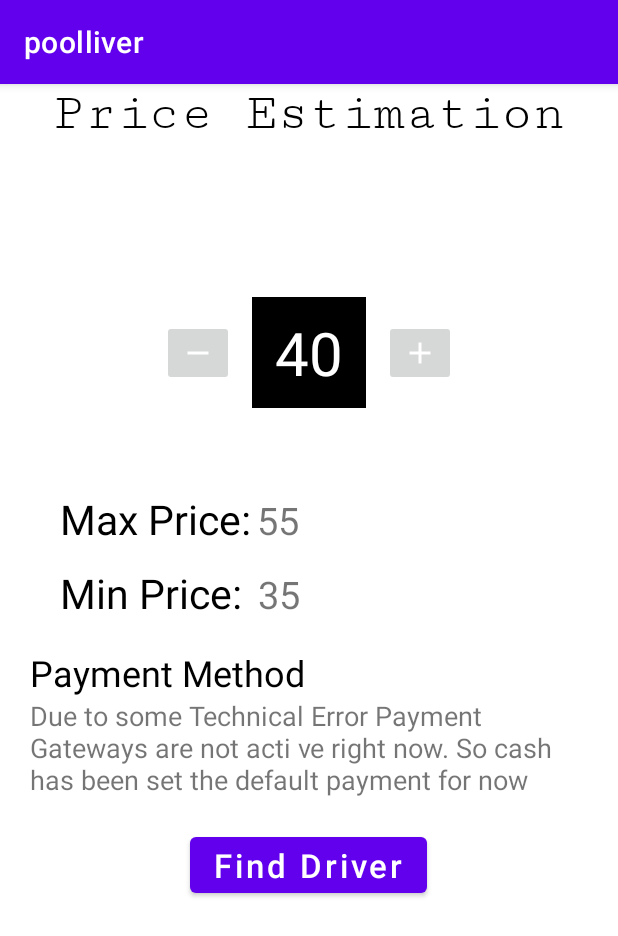
After one commit to Phi-Coder/Pooliver, an Android app: the PriceEstimation screen opened directly, with no data from a screen before it, on a phone screen of 412 x 824 dp. The commit adds this screen. Shown: the top 936 px of the screen. Run offline under Robolectric (Android 15) with nearby library versions, the phone set to English and light mode, and no system bars.

Commit message:
payment screen and current location added

```diff
--- a/app/src/main/AndroidManifest.xml
+++ b/app/src/main/AndroidManifest.xml
@@ -1,7 +1,6 @@
 <?xml version="1.0" encoding="utf-8"?>
 <manifest xmlns:android="http://schemas.android.com/apk/res/android"
     package="com.example.poolliver">
-
     <!--
          The ACCESS_COARSE/FINE_LOCATION permissions are not required to use
          Google Maps Android API v2, but you must specify either coarse or fine
@@ -18,7 +17,7 @@
         android:roundIcon="@mipmap/ic_launcher_round"
         android:supportsRtl="true"
         android:theme="@style/Theme.Poolliver">
-
+        <activity android:name=".PriceEstimation"></activity>
         <!--
              The API key for Google Maps-based APIs is defined as a string resource.
              (See the file "res/values/google_maps_api.xml").
@@ -31,14 +30,13 @@
             android:name="com.google.android.geo.API_KEY"
             android:value="@string/google_maps_key" />
 
-        <activity android:name=".LoginActivity">
+        <activity android:name=".MainActivity">
             <intent-filter>
                 <action android:name="android.intent.action.MAIN" />
 
                 <category android:name="android.intent.category.LAUNCHER" />
             </intent-filter>
         </activity>
-        <activity android:name=".MainActivity" />
     </application>
 
 </manifest>
--- /dev/null
+++ b/app/src/main/java/com/example/poolliver/PriceEstimation.java
@@ -0,0 +1,14 @@
+package com.example.poolliver;
+
+import androidx.appcompat.app.AppCompatActivity;
+
+import android.os.Bundle;
+
+public class PriceEstimation extends AppCompatActivity {
+
+    @Override
+    protected void onCreate(Bundle savedInstanceState) {
+        super.onCreate(savedInstanceState);
+        setContentView(R.layout.activity_price_estimation);
+    }
+}
--- /dev/null
+++ b/app/src/main/res/drawable/add.xml
@@ -0,0 +1,5 @@
+<vector android:height="24dp" android:tint="#FFFFFF"
+    android:viewportHeight="24" android:viewportWidth="24"
+    android:width="24dp" xmlns:android="http://schemas.android.com/apk/res/android">
+    <path android:fillColor="@android:color/white" android:pathData="M19,13h-6v6h-2v-6H5v-2h6V5h2v6h6v2z"/>
+</vector>
--- /dev/null
+++ b/app/src/main/res/drawable/minus.xml
@@ -0,0 +1,5 @@
+<vector android:height="24dp" android:tint="#FFFFFF"
+    android:viewportHeight="24" android:viewportWidth="24"
+    android:width="24dp" xmlns:android="http://schemas.android.com/apk/res/android">
+    <path android:fillColor="@android:color/white" android:pathData="M19,13H5v-2h14v2z"/>
+</vector>
--- /dev/null
+++ b/app/src/main/res/layout/activity_price_estimation.xml
@@ -0,0 +1,141 @@
+<?xml version="1.0" encoding="utf-8"?>
+<RelativeLayout xmlns:android="http://schemas.android.com/apk/res/android"
+    xmlns:app="http://schemas.android.com/apk/res-auto"
+    xmlns:tools="http://schemas.android.com/tools"
+    android:layout_width="match_parent"
+    android:layout_height="match_parent"
+    tools:context=".PriceEstimation">
+
+    <TextView
+        android:layout_width="wrap_content"
+        android:layout_height="wrap_content"
+        android:layout_centerHorizontal="true"
+        android:fontFamily="serif-monospace"
+        android:text="Price Estimation"
+        android:textColor="@color/black"
+        android:textSize="35dp" />
+
+    <LinearLayout
+        android:id="@+id/linLayout0"
+        android:layout_width="wrap_content"
+        android:layout_height="wrap_content"
+        android:layout_centerHorizontal="true"
+        android:layout_marginTop="142dp"
+        android:orientation="horizontal">
+
+        <ImageButton
+            android:id="@+id/sub"
+            android:layout_width="wrap_content"
+            android:layout_height="wrap_content"
+            android:layout_marginTop="15dp"
+            android:layout_marginEnd="12dp"
+            android:src="@drawable/minus" />
+
+        <EditText
+            android:id="@+id/price"
+            android:layout_width="wrap_content"
+            android:layout_height="wrap_content"
+            android:background="@color/black"
+            android:hint="40"
+            android:padding="10dp"
+            android:paddingStart="15dp"
+            android:paddingEnd="15dp"
+            android:textColor="@color/white"
+            android:textColorHint="@color/white"
+            android:textSize="40dp" />
+
+        <ImageButton
+            android:id="@+id/add"
+            android:layout_width="wrap_content"
+            android:layout_height="wrap_content"
+            android:layout_marginStart="12dp"
+            android:layout_marginTop="15dp"
+            android:src="@drawable/add" />
+    </LinearLayout>
+
+    <LinearLayout
+        android:id="@+id/linLayout1"
+        android:layout_width="match_parent"
+        android:layout_height="wrap_content"
+        android:layout_below="@id/linLayout0"
+        android:layout_marginTop="55dp">
+
+        <TextView
+            android:layout_width="wrap_content"
+            android:layout_height="wrap_content"
+            android:layout_marginStart="40dp"
+            android:text="Max Price:"
+            android:textColor="@color/black"
+            android:textSize="27dp" />
+
+        <TextView
+            android:id="@+id/maxPrice"
+            android:layout_width="wrap_content"
+            android:layout_height="wrap_content"
+            android:layout_marginStart="4dp"
+            android:text="55"
+            android:textSize="25dp" />
+    </LinearLayout>
+
+
+    <LinearLayout
+        android:id="@+id/linLayout2"
+        android:layout_width="match_parent"
+        android:layout_height="wrap_content"
+        android:layout_below="@id/linLayout1"
+        android:layout_marginTop="12dp">
+
+        <TextView
+            android:layout_width="wrap_content"
+            android:layout_height="wrap_content"
+            android:layout_marginStart="40dp"
+            android:text="Min Price: "
+            android:textColor="@color/black"
+            android:textSize="27dp" />
+
+        <TextView
+            android:id="@+id/minPrice"
+            android:layout_width="wrap_content"
+            android:layout_height="wrap_content"
+            android:layout_marginStart="4dp"
+            android:text="35"
+            android:textSize="25dp" />
+    </LinearLayout>
+
+    <LinearLayout
+        android:id="@+id/linLayout3"
+        android:layout_width="match_parent"
+        android:layout_height="wrap_content"
+        android:layout_below="@id/linLayout2"
+        android:layout_marginStart="20dp"
+        android:layout_marginTop="18dp"
+        android:layout_marginEnd="15dp"
+        android:orientation="vertical">
+
+        <TextView
+            android:layout_width="wrap_content"
+            android:layout_height="wrap_content"
+            android:text="Payment Method"
+            android:textColor="@color/black"
+            android:textSize="24dp" />
+
+        <TextView
+            android:layout_width="wrap_content"
+            android:layout_height="wrap_content"
+            android:text="@string/cashPayment"
+            android:textSize="18dp" />
+    </LinearLayout>
+
+    <Button
+        android:id="@+id/findDriver"
+        android:layout_width="wrap_content"
+        android:layout_height="wrap_content"
+        android:layout_below="@+id/linLayout3"
+        android:layout_centerHorizontal="true"
+        android:layout_marginTop="20dp"
+        android:text="@string/find_driver"
+        android:textAllCaps="false"
+        android:textSize="22sp" />
+
+
+</RelativeLayout>
--- a/app/src/main/res/values/strings.xml
+++ b/app/src/main/res/values/strings.xml
@@ -94,4 +94,6 @@
     <string name="title_activity_maps">Map</string>
     <string name="from">Enter Pickup location</string>
     <string name="to">Enter Drop location</string>
+    <string name="find_driver">Find Driver</string>
+    <string name="cashPayment">Due to some Technical Error Payment Gateways are not acti ve right now. So cash has been set the default payment for now</string>
 </resources>
```
Also changed, not shown: app/src/main/java/com/example/poolliver/Fragments/tab2.java (+33 -3 lines), app/src/main/res/layout/fragment_tab2.xml (+48 -18 lines).
